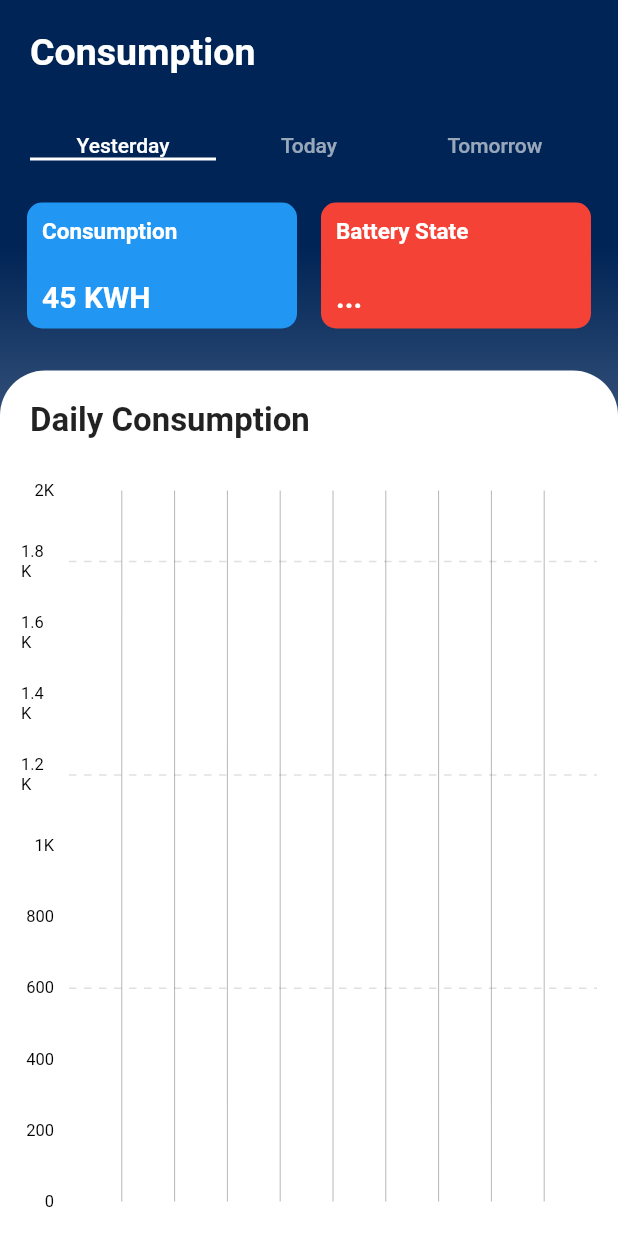
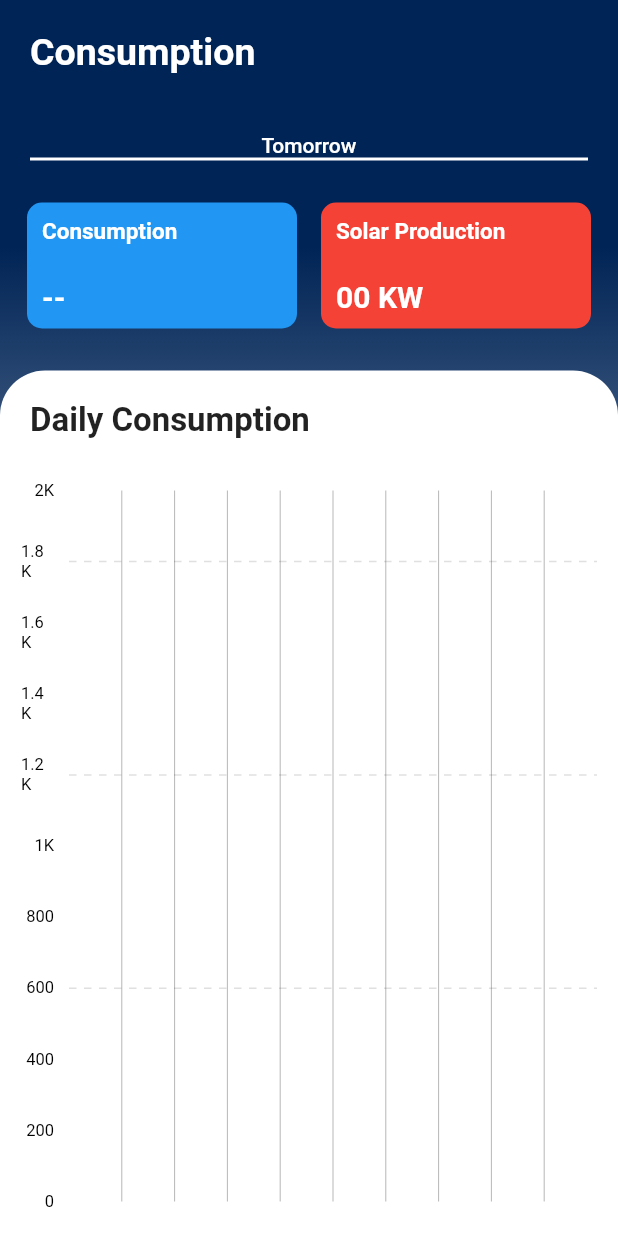
Before and after one commit to Salma22ch/Solar-app-PFA, a Flutter app: the DashboardScreen screen opened directly, on a phone screen of 412 x 824 dp. Run offline on Flutter 3.47's test engine with Material 2 defaults, Android fonts, the phone set to English and light mode, and no system bars; drawn by our look-alikes of fl_chart; our stand-ins replace bloc, dio, equatable, file_picker, flutter_bloc, flutter_secure_storage and 2 more; missing offline and left inert: jwt_decode; accounts and stored records are empty; Roboto replaces fonts that are missing (Hind).

Commit message:
show prediction of tomorrow in grids

```diff
--- a/lib/screens/dashboard_screen.dart
+++ b/lib/screens/dashboard_screen.dart
@@ -125,13 +125,14 @@ class _DashboardScreenState extends State<DashboardScreen> {
       padding: const EdgeInsets.all(20),
       sliver: SliverToBoxAdapter(
         child: DefaultTabController(
-          length: 3,
+          length: 1,
           child: TabBar(
             indicatorColor: Colors.transparent,
             //labelStyle: Styles.tabTextStyle,
             labelColor: Colors.white,
             unselectedLabelColor: Colors.white60,
-            tabs: [Text("Yesterday"), Text("Today"), Text("Tomorrow")],
+            //tabs: [Text("Yesterday"), Text("Today"), Text("Tomorrow")],
+            tabs: [Text("Tomorrow")],
             onTap: (index) {},
           ),
         ),
--- a/lib/widget/dashboard_stats_grids.dart
+++ b/lib/widget/dashboard_stats_grids.dart
@@ -1,14 +1,16 @@
 import 'package:flutter/material.dart';
+import 'package:flutter_bloc/flutter_bloc.dart';
+import 'package:solar_app/BloC/bloc/consumptionBloc/consumption_bloc.dart';
 
 class StatsGrid extends StatefulWidget {
   final String battery_state;
-  const StatsGrid ({ Key key, this.battery_state }): super(key: key);
+  const StatsGrid({Key key, this.battery_state}) : super(key: key);
   @override
   _StatsGridState createState() => _StatsGridState(this.battery_state);
 }
 
 class _StatsGridState extends State<StatsGrid> {
-  final String  battery_state;
+  final String battery_state;
   _StatsGridState(this.battery_state);
 
   @override
@@ -20,8 +22,19 @@ class _StatsGridState extends State<StatsGrid> {
           Flexible(
             child: Row(
               children: [
-                _buildStatCard("Consumption", "45 KWH", Colors.blue),
-                (battery_state!=null)?_buildStatCard("Battery State", battery_state, Colors.red) : _buildStatCard("Battery State",  "...", Colors.red),
+                BlocBuilder<ConsumptionBloc, ConsumptionState>(
+                  builder: (context, state) {
+                    if (state is ConsumptionLoaded) {
+                      return _buildStatCard(
+                          "Consumption",
+                          state.predictedConsumptionList[1].toString(),
+                          Colors.blue);
+                    } else {
+                      return _buildStatCard("Consumption", "--", Colors.blue);
+                    }
+                  },
+                ),
+                _buildStatCard("Solar Production", "00 KW", Colors.red)
               ],
             ),
           )
```
